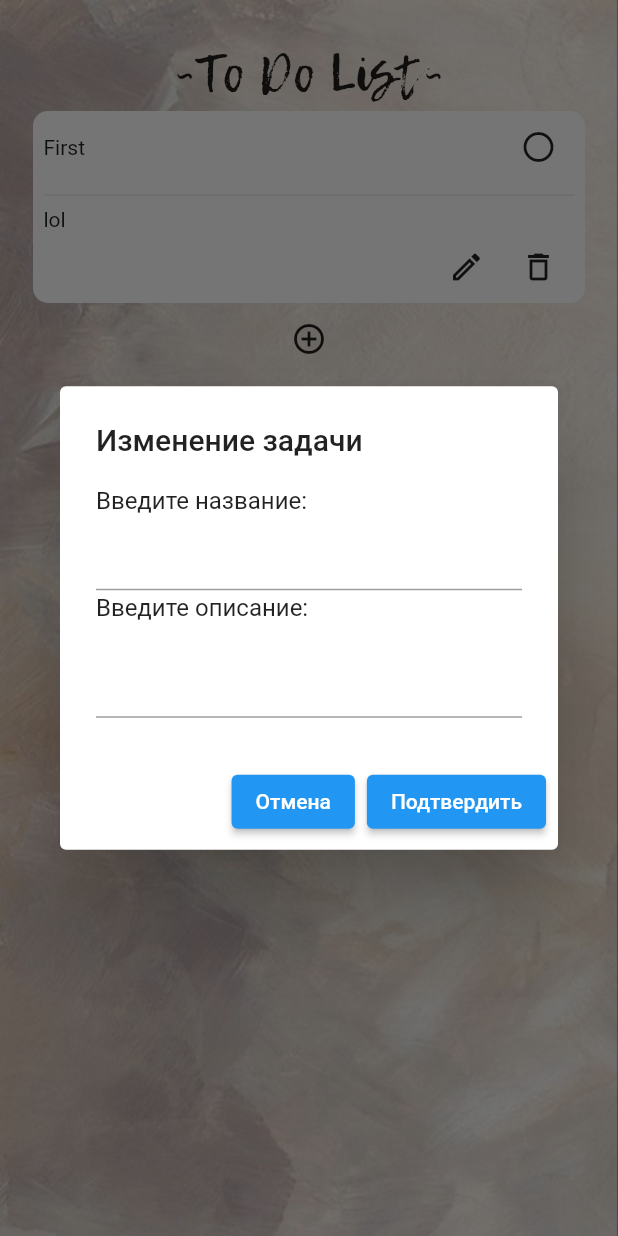
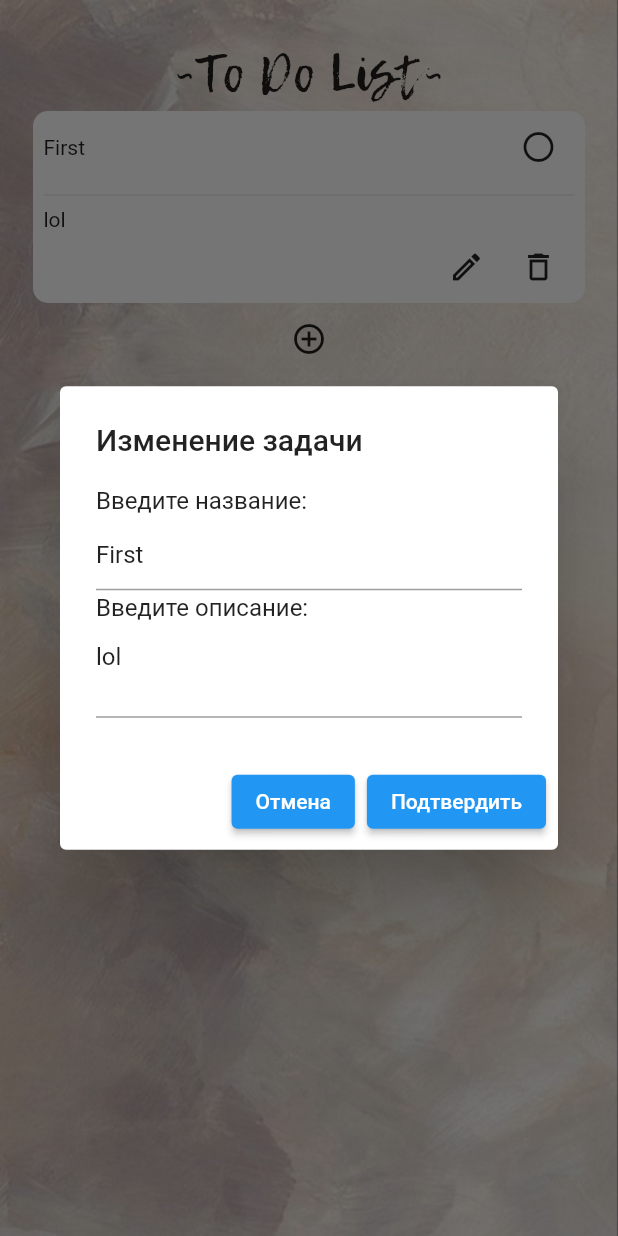
Before and after one commit to Stuzja/todo_list, a Flutter app: the screen it shows after launch, after a tap on the "edit" icon, on a phone screen of 412 x 824 dp. Run offline on Flutter 3.47's test engine with Material 2 defaults, Android fonts, the light colour scheme and no system bars.

Commit message:
Сделано редактирование задачи, диалоговое окно без дизайна для редактирование и предыдщий текст в TextField сохраняется

```diff
--- a/lib/widgets/list_notes.dart
+++ b/lib/widgets/list_notes.dart
@@ -1,5 +1,5 @@
 import 'note.dart';
 
 List<Note> ListNotes = [
-  Note(title: "First", text: "lol", completed: false, id: 1, deleteFunc: (int id) {}, editFunc: (int id, String title, String text) {},)
+  Note(title: "First", text: "lol", completed: false, id: 0, deleteFunc: (int id) {}, editFunc: (int id, String title, String text) {},)
 ];
--- a/lib/widgets/note.dart
+++ b/lib/widgets/note.dart
@@ -52,7 +52,7 @@ class NoteState extends State<Note> {
             children: [
               IconButton(
                   onPressed: () {
-                    _displayEditDialog(context, widget.id, widget.editFunc);
+                    _displayEditDialog(context, widget.id, widget.title, widget.text, widget.editFunc);
                   },
                   icon: const Icon(Icons.edit_outlined)),
               IconButton(
@@ -94,11 +94,14 @@ class NoteState extends State<Note> {
           );
         });
   }
+
 //Диалог при изменении задачи
   Future<void> _displayEditDialog(BuildContext context, int id,
-      void Function(int, String, String) edit) async {
-    String title = "";
-    String text = "";
+      String title, String text, void Function(int, String, String) edit) async {
+    var textControllerTitle = TextEditingController();
+    textControllerTitle.text = title;
+    var textControllerText = TextEditingController();
+    textControllerText.text = text;
     return showDialog(
         context: context,
         builder: (context) {
@@ -108,6 +111,7 @@ class NoteState extends State<Note> {
                 child: Wrap(runSpacing: 2, children: [
               const Text("Введите название:"),
               TextFormField(
+                controller: textControllerTitle,
                 onChanged: (value) {
                   setState(() {
                     title = value;
@@ -117,6 +121,7 @@ class NoteState extends State<Note> {
               const Text("Введите описание:"),
               TextFormField(
                 maxLines: 2,
+                controller: textControllerText,
                 onChanged: (value) {
                   setState(() {
                     text = value;
--- a/lib/widgets/notes_widget.dart
+++ b/lib/widgets/notes_widget.dart
@@ -14,13 +14,13 @@ class NotesWidgetState extends State<NotesWidget> {
   //Процедура удаления и обновления родительского состояния(передаю в дочерний виджет самой задачи)
   deleteNote(int id) {
     setState(() {
-      ListNotes.removeAt(id - 1);
+      ListNotes.removeAt(id);
     });
   }
   //Процедура редактирования и обновления
   editNote(int id, String title, String text) {
     setState(() {
-      ListNotes.removeAt(id - 1);
+      ListNotes.removeAt(id);
       ListNotes.add(Note(
         title: title,
         text: text,
@@ -124,7 +124,7 @@ class NotesWidgetState extends State<NotesWidget> {
                       title: title,
                       text: text,
                       completed: false,
-                      id: ListNotes.length + 1,
+                      id: ListNotes.length,
                       deleteFunc: deleteNote,
                       editFunc: editNote,
                     ));
```
